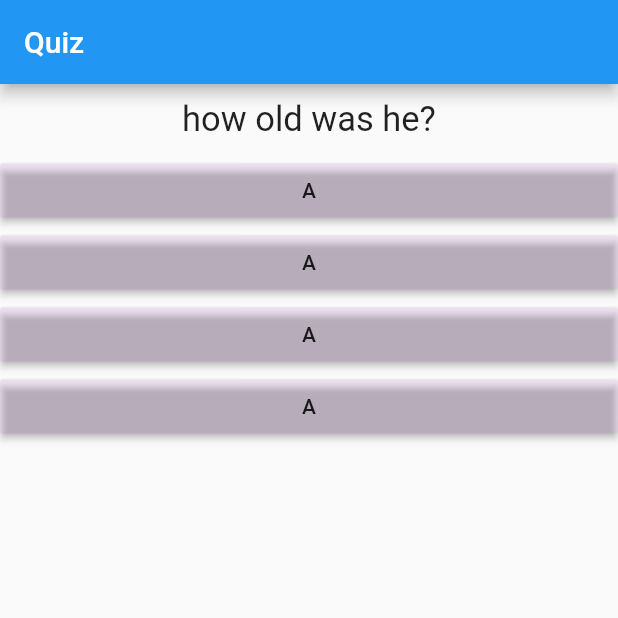
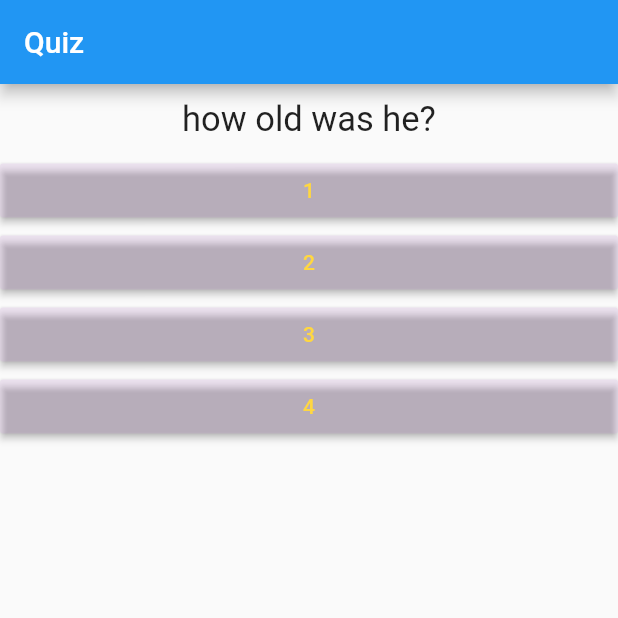
Before and after one commit to EzeobiJeshurun/flutter_spies, a Flutter app: the screen it shows after launch, on a phone screen of 412 x 824 dp, the top half of it. Run offline on Flutter 3.47's test engine with Material 2 defaults, Android fonts, the phone set to English and light mode, and no system bars.

Commit message:
in progress

```diff
--- a/lib/answer.dart
+++ b/lib/answer.dart
@@ -2,14 +2,18 @@ import 'package:flutter/material.dart';
 
 class Answer extends StatelessWidget {
   final Function questionButton;
-  Answer(this.questionButton);
+  final String answerText;
+
+  Answer(this.questionButton, this.answerText);
   @override
   Widget build(BuildContext context) {
     return Container(
+
       width: double.infinity,
       child: RaisedButton(
+            textColor: Colors.amberAccent,
             color: Color.fromRGBO(200, 101, 230, 0.1),
-            child: Text('A'), onPressed: questionButton,
+            child: Text(answerText), onPressed: questionButton,
             ),
     );
   }
--- a/lib/main.dart
+++ b/lib/main.dart
@@ -15,6 +15,11 @@ class MyApp extends StatefulWidget{
 
 
 class MyAppState extends State<MyApp>{
+
+   final questions = const [{'myquestion':'how old was he?', 'answers':['1','2','3','4']},
+  {'myquestion':'Does he live in Nigeria?', 'answers':['yes', 'No', 'No Idea', 'before']},
+  {'myquestion':'Is he a footballer?', 'answers':['yes, plays foy Enyimba', 'yes, plays fo Manchester', 'No', 'Not sure']}];
+
    int questionIndex = 0;
   void answeredQuestion(){
     setState((){
@@ -25,9 +30,6 @@ class MyAppState extends State<MyApp>{
   }
  @override
   Widget build(BuildContext context) {
-    var questions = ['how old was he?',
-  'Does he live in Nigeria?',
-  'Is he a footballer?'];
 
     return MaterialApp(home: Scaffold(
       appBar: AppBar(
@@ -35,11 +37,11 @@ class MyAppState extends State<MyApp>{
       ),
       body: Column(
         children: <Widget>[
-          Question(questions[questionIndex]),
-          Answer(answeredQuestion),
-          Answer(answeredQuestion),
-          Answer(answeredQuestion),
-          Answer(answeredQuestion),
+          Question(questions[questionIndex]['myquestion']),
+          ...(questions[questionIndex]['answers'] as List<String>).map((qes){
+            return Answer(answeredQuestion, qes);
+          }).toList()
+
         ],
       ),
     ),);
```
